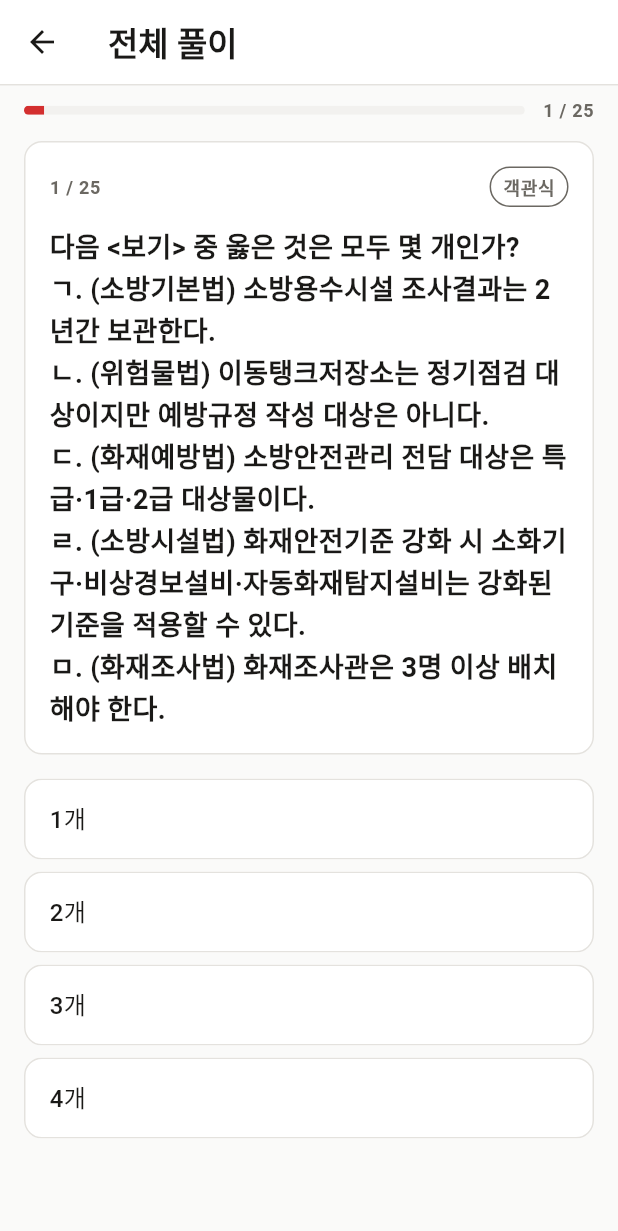
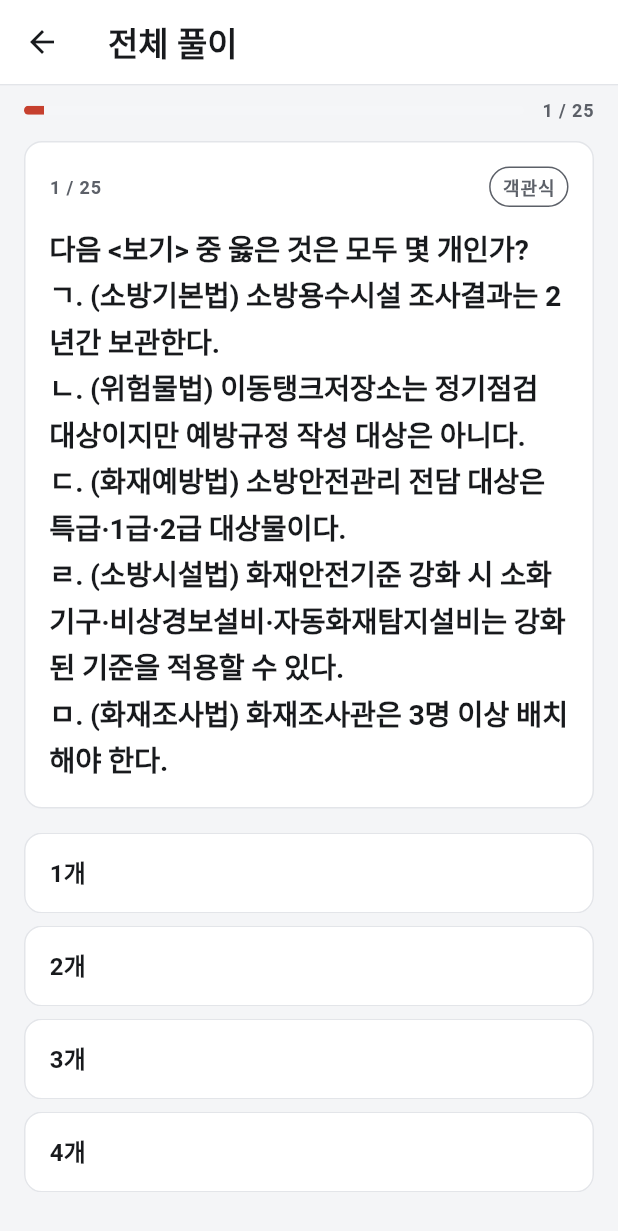
Before and after one commit to seong9566/deck_119, a Flutter app: the screen it shows after launch, after a tap on "전체 풀이", on a phone screen of 412 x 824 dp. Shown: the top 1231 px of the screen. Run offline on Flutter 3.47's test engine with Material 3 defaults, Android fonts, the phone set to English and light mode, and no system bars; our stand-ins replace flutter_riverpod, go_router, isar; accounts and stored records are empty; generated files the repository leaves out were written again; Roboto replaces fonts that are missing (Pretendard).

Commit message:
T10: 디자인 토큰 목업값 반영 + Pretendard 번들 등록
- AppColors: DESIGN_HANDOFF §1.1/§1.2 확정값으로 라이트/다크 교체,
  brandInk·brandTint·outlineStrong·textTertiary·correctInk·wrongInk·
  sel·selTint·shadow 토큰 신설(기존 필드명 하위호환 유지).
- AppText: Pretendard 스케일(§1.3)로 교체 + score/subjectName/oxGlyph 등
  역할 추가. ThemeData.fontFamily='Pretendard' 전역 상속.
- spacing xl 20·xxl 24·huge 32, screen 좌우 패딩 20 / radius tile·card·ox·
  iconBadge·badge 토큰(§1.4).
- pubspec: Pretendard 4 weight 폰트 등록(승인 예외).
- UI_DESIGN_SYSTEM.md 토큰 섹션 갱신.
- flutter analyze 0 · flutter test 전부 통과.

Closes: T10

Co-Authored-By: Claude Opus 4.8 (1M context) <noreply@anthropic.com>

```diff
--- a/lib/presentation/shared/theme/app_colors.dart
+++ b/lib/presentation/shared/theme/app_colors.dart
@@ -1,97 +1,165 @@
 import 'package:flutter/material.dart';
 
-/// 의미색·중립 표면 토큰(UI_DESIGN_SYSTEM §2). ColorScheme를 보강하는
+/// 의미색·중립 표면 토큰(DESIGN_HANDOFF §1.1/§1.2). ColorScheme를 보강하는
 /// ThemeExtension. 화면·위젯은 `context.colors`로만 색을 읽는다(하드코딩 금지).
+/// 라이트/다크는 동등 — 두 세트를 모두 목업 확정값으로 담는다.
 @immutable
 class AppColors extends ThemeExtension<AppColors> {
-  final Color brand;
-  final Color background;
+  // 표면 · 경계
+  final Color background; // bg
   final Color surface;
-  final Color surfaceVariant;
+  final Color surfaceVariant; // surfaceAlt(지문 박스 등 보조 표면)
   final Color outline;
-  final Color textPrimary;
+  final Color outlineStrong; // 강조 경계(secondary 버튼)
+
+  // 텍스트
+  final Color textPrimary; // text
   final Color textSecondary;
-  final Color correct;
-  final Color onCorrect;
-  final Color wrong;
-  final Color onWrong;
-  final Color selectedRing;
+  final Color textTertiary; // 캡션·비활성
+
+  // 브랜드
+  final Color brand; // 액센트·주요 버튼·진행바
+  final Color brandInk; // 브랜드 텍스트/아이콘(라벨)
+  final Color brandTint; // 이어풀기 배경·브랜드 연면
+
+  // 정답
+  final Color correct; // 경계/아이콘
+  final Color correctInk; // 텍스트
+  final Color onCorrect; // correctTint(배경)
+
+  // 오답
+  final Color wrong; // 경계/아이콘
+  final Color wrongInk; // 텍스트
+  final Color onWrong; // wrongTint(배경)
+
+  // 중립 강조(시험모드 선택 등)
+  final Color sel;
+  final Color selTint; // 진행바 트랙·배지 배경·스켈레톤
+
+  final Color selectedRing; // 선택 과목 링 = brand
+  final Color shadow; // 카드 미세 그림자 색
 
   const AppColors({
-    required this.brand,
     required this.background,
     required this.surface,
     required this.surfaceVariant,
     required this.outline,
+    required this.outlineStrong,
     required this.textPrimary,
     required this.textSecondary,
+    required this.textTertiary,
+    required this.brand,
+    required this.brandInk,
+    required this.brandTint,
     required this.correct,
+    required this.correctInk,
     required this.onCorrect,
     required this.wrong,
+    required this.wrongInk,
     required this.onWrong,
+    required this.sel,
+    required this.selTint,
     required this.selectedRing,
+    required this.shadow,
   });
 
-  static const Color _brand = Color(0xFFD32F2F);
+  static const Color _brandLight = Color(0xFFC6402E);
+  static const Color _brandDark = Color(0xFFE86B4E);
 
   static const AppColors light = AppColors(
-    brand: _brand,
-    background: Color(0xFFFAFAF9),
+    background: Color(0xFFF4F5F7),
     surface: Color(0xFFFFFFFF),
-    surfaceVariant: Color(0xFFF2F1EF),
-    outline: Color(0xFFE4E2DE),
-    textPrimary: Color(0xFF1A1917),
-    textSecondary: Color(0xFF6B6862),
-    correct: Color(0xFF2E7D32),
-    onCorrect: Color(0xFFE7F4E9),
-    wrong: Color(0xFFC62828),
-    onWrong: Color(0xFFFBE9E9),
-    selectedRing: _brand,
+    surfaceVariant: Color(0xFFF5F6F8),
+    outline: Color(0xFFE3E5E9),
+    outlineStrong: Color(0xFFCFD2D8),
+    textPrimary: Color(0xFF181A1D),
+    textSecondary: Color(0xFF5C6068),
+    textTertiary: Color(0xFF9297A0),
+    brand: _brandLight,
+    brandInk: Color(0xFFA8331F),
+    brandTint: Color(0xFFF8EAE5),
+    correct: Color(0xFF157347),
+    correctInk: Color(0xFF0E5A38),
+    onCorrect: Color(0xFFE6F3EC),
+    wrong: Color(0xFFBE3455),
+    wrongInk: Color(0xFF9E2846),
+    onWrong: Color(0xFFF9E9ED),
+    sel: Color(0xFF181A1D),
+    selTint: Color(0xFFEBEDF0),
+    selectedRing: _brandLight,
+    shadow: Color(0x0D000000), // rgba(0,0,0,.05)
   );
 
   static const AppColors dark = AppColors(
-    brand: _brand,
-    background: Color(0xFF131211),
-    surface: Color(0xFF1C1B1A),
-    surfaceVariant: Color(0xFF26241F),
-    outline: Color(0xFF3A3833),
-    textPrimary: Color(0xFFECEAE6),
-    textSecondary: Color(0xFFA5A199),
-    correct: Color(0xFF7FD48B),
-    onCorrect: Color(0xFF17301A),
-    wrong: Color(0xFFF1A0A0),
-    onWrong: Color(0xFF331717),
-    selectedRing: _brand,
+    background: Color(0xFF131417),
+    surface: Color(0xFF1B1D20),
+    surfaceVariant: Color(0xFF232529),
+    outline: Color(0xFF2E3136),
+    outlineStrong: Color(0xFF3C4046),
+    textPrimary: Color(0xFFE9EAEC),
+    textSecondary: Color(0xFF9DA2AA),
+    textTertiary: Color(0xFF6E727A),
+    brand: _brandDark,
+    brandInk: Color(0xFFF08770),
+    brandTint: Color(0xFF3A241D),
+    correct: Color(0xFF4FC189),
+    correctInk: Color(0xFF74D3A3),
+    onCorrect: Color(0xFF1C3226),
+    wrong: Color(0xFFE86A82),
+    wrongInk: Color(0xFFF08D9F),
+    onWrong: Color(0xFF37222A),
+    sel: Color(0xFFE9EAEC),
+    selTint: Color(0xFF26282C),
+    selectedRing: _brandDark,
+    shadow: Color(0x66000000), // rgba(0,0,0,.4)
   );
 
   @override
   AppColors copyWith({
-    Color? brand,
     Color? background,
     Color? surface,
     Color? surfaceVariant,
     Color? outline,
+    Color? outlineStrong,
     Color? textPrimary,
     Color? textSecondary,
+    Color? textTertiary,
+    Color? brand,
+    Color? brandInk,
+    Color? brandTint,
     Color? correct,
+    Color? correctInk,
     Color? onCorrect,
     Color? wrong,
+    Color? wrongInk,
     Color? onWrong,
+    Color? sel,
+    Color? selTint,
     Color? selectedRing,
+    Color? shadow,
   }) {
     return AppColors(
-      brand: brand ?? this.brand,
       background: background ?? this.background,
       surface: surface ?? this.surface,
       surfaceVariant: surfaceVariant ?? this.surfaceVariant,
       outline: outline ?? this.outline,
+      outlineStrong: outlineStrong ?? this.outlineStrong,
       textPrimary: textPrimary ?? this.textPrimary,
       textSecondary: textSecondary ?? this.textSecondary,
+      textTertiary: textTertiary ?? this.textTertiary,
+      brand: brand ?? this.brand,
+      brandInk: brandInk ?? this.brandInk,
+      brandTint: brandTint ?? this.brandTint,
       correct: correct ?? this.correct,
+      correctInk: correctInk ?? this.correctInk,
       onCorrect: onCorrect ?? this.onCorrect,
       wrong: wrong ?? this.wrong,
+      wrongInk: wrongInk ?? this.wrongInk,
       onWrong: onWrong ?? this.onWrong,
+      sel: sel ?? this.sel,
+      selTint: selTint ?? this.selTint,
       selectedRing: selectedRing ?? this.selectedRing,
+      shadow: shadow ?? this.shadow,
     );
   }
 
@@ -99,18 +167,27 @@ class AppColors extends ThemeExtension<AppColors> {
   AppColors lerp(covariant AppColors? other, double t) {
     if (other == null) return this;
     return AppColors(
-      brand: Color.lerp(brand, other.brand, t)!,
       background: Color.lerp(background, other.background, t)!,
       surface: Color.lerp(surface, other.surface, t)!,
       surfaceVariant: Color.lerp(surfaceVariant, other.surfaceVariant, t)!,
       outline: Color.lerp(outline, other.outline, t)!,
+      outlineStrong: Color.lerp(outlineStrong, other.outlineStrong, t)!,
       textPrimary: Color.lerp(textPrimary, other.textPrimary, t)!,
       textSecondary: Color.lerp(textSecondary, other.textSecondary, t)!,
+      textTertiary: Color.lerp(textTertiary, other.textTertiary, t)!,
+      brand: Color.lerp(brand, other.brand, t)!,
+      brandInk: Color.lerp(brandInk, other.brandInk, t)!,
+      brandTint: Color.lerp(brandTint, other.brandTint, t)!,
       correct: Color.lerp(correct, other.correct, t)!,
+      correctInk: Color.lerp(correctInk, other.correctInk, t)!,
       onCorrect: Color.lerp(onCorrect, other.onCorrect, t)!,
       wrong: Color.lerp(wrong, other.wrong, t)!,
+      wrongInk: Color.lerp(wrongInk, other.wrongInk, t)!,
       onWrong: Color.lerp(onWrong, other.onWrong, t)!,
+      sel: Color.lerp(sel, other.sel, t)!,
+      selTint: Color.lerp(selTint, other.selTint, t)!,
       selectedRing: Color.lerp(selectedRing, other.selectedRing, t)!,
+      shadow: Color.lerp(shadow, other.shadow, t)!,
     );
   }
 }
--- a/lib/presentation/shared/theme/app_spacing.dart
+++ b/lib/presentation/shared/theme/app_spacing.dart
@@ -1,22 +1,30 @@
 import 'package:flutter/widgets.dart';
 
-/// 간격 토큰(UI_DESIGN_SYSTEM §4). 4의 배수. 화면 좌우 패딩 = lg.
+/// 간격 토큰(DESIGN_HANDOFF §1.4). 4의 배수. 화면 좌우 패딩 = 20(xl).
 abstract final class AppSpacing {
   static const double xs = 4;
   static const double sm = 8;
   static const double md = 12;
   static const double lg = 16;
-  static const double xl = 24;
-  static const double xxl = 32;
+  static const double xl = 20;
+  static const double xxl = 24;
+  static const double huge = 32;
 
-  /// 화면 좌우 패딩(lg).
-  static const EdgeInsets screenH = EdgeInsets.symmetric(horizontal: lg);
+  /// 화면 좌우 패딩(xl = 20).
+  static const EdgeInsets screenH = EdgeInsets.symmetric(horizontal: xl);
 }
 
-/// 모서리 토큰(UI_DESIGN_SYSTEM §4). 카드·타일·버튼 기본 md.
+/// 모서리 토큰(DESIGN_HANDOFF §1.4).
 abstract final class AppRadius {
-  static const double sm = 8;
+  static const double badge = 8; // 배지 6~8
   static const double md = 12;
+  static const double tile = 14; // 타일
+  static const double card = 16; // 카드
   static const double lg = 16;
-  static const double pill = 999;
+  static const double ox = 20; // OX 버튼
+  static const double iconBadge = 28; // 아이콘 배지
+  static const double pill = 999; // chip/full
+
+  /// 하위호환 별칭(기존 참조 유지).
+  static const double sm = badge;
 }
--- a/lib/presentation/shared/theme/app_theme.dart
+++ b/lib/presentation/shared/theme/app_theme.dart
@@ -25,6 +25,7 @@ class AppTheme {
     return ThemeData(
       useMaterial3: true,
       brightness: brightness,
+      fontFamily: 'Pretendard',
       colorScheme: scheme,
       scaffoldBackgroundColor: c.background,
       extensions: [c],
--- a/lib/presentation/shared/theme/app_typography.dart
+++ b/lib/presentation/shared/theme/app_typography.dart
@@ -1,33 +1,58 @@
 import 'package:flutter/widgets.dart';
 
-/// 타이포 토큰(UI_DESIGN_SYSTEM §3). 스케일 고정 — 임의 크기 금지.
-/// 색은 사용처에서 [AppColors]로 적용한다(여기선 크기·굵기·행간만).
+/// 타이포 토큰(DESIGN_HANDOFF §1.3) — Pretendard 스케일 고정. 임의 크기 금지.
+/// fontFamily는 ThemeData에서 'Pretendard'로 전역 지정되어 상속된다(여기선
+/// 크기·굵기·행간·자간만). 색은 사용처에서 [AppColors]로 적용한다.
 abstract final class AppText {
-  /// 결과 점수 34/w700.
+  /// 결과 점수 800/56/1.0.
   static const TextStyle score =
-      TextStyle(fontSize: 34, fontWeight: FontWeight.w700);
+      TextStyle(fontSize: 56, fontWeight: FontWeight.w800, height: 1.0);
 
-  /// 화면 제목 22/w700.
+  /// 결과 점수 단위(" / 25") 700/28.
+  static const TextStyle scoreUnit =
+      TextStyle(fontSize: 28, fontWeight: FontWeight.w700);
+
+  /// 화면 제목(설정·과목) 800/22.
   static const TextStyle titleScreen =
-      TextStyle(fontSize: 22, fontWeight: FontWeight.w700);
+      TextStyle(fontSize: 22, fontWeight: FontWeight.w800);
 
-  /// 문항 지문(핵심) 18/w600/1.5.
-  static const TextStyle stem =
-      TextStyle(fontSize: 18, fontWeight: FontWeight.w600, height: 1.5);
+  /// 홈 로고 800/26.
+  static const TextStyle logo =
+      TextStyle(fontSize: 26, fontWeight: FontWeight.w800);
 
-  /// 선택지 16/w500.
+  /// 홈 선택 과목명 800/22.
+  static const TextStyle subjectName =
+      TextStyle(fontSize: 22, fontWeight: FontWeight.w800);
+
+  /// 문항 지문(핵심) 600/19/1.55/-0.01em.
+  static const TextStyle stem = TextStyle(
+    fontSize: 19,
+    fontWeight: FontWeight.w600,
+    height: 1.55,
+    letterSpacing: -0.19,
+  );
+
+  /// 선택지 600/16.
   static const TextStyle choice =
-      TextStyle(fontSize: 16, fontWeight: FontWeight.w500);
+      TextStyle(fontSize: 16, fontWeight: FontWeight.w600);
 
-  /// 해설 본문 15/w400/1.6.
+  /// OX 큰 글자 700/46.
+  static const TextStyle oxGlyph =
+      TextStyle(fontSize: 46, fontWeight: FontWeight.w700);
+
+  /// 해설·본문 400/15/1.7.
   static const TextStyle body =
-      TextStyle(fontSize: 15, fontWeight: FontWeight.w400, height: 1.6);
+      TextStyle(fontSize: 15, fontWeight: FontWeight.w400, height: 1.7);
 
-  /// 라벨 12/w600/+0.5.
+  /// 라벨·배지·섹션헤더(labelStrong) 700/12/+0.06em.
   static const TextStyle label =
-      TextStyle(fontSize: 12, fontWeight: FontWeight.w600, letterSpacing: 0.5);
+      TextStyle(fontSize: 12, fontWeight: FontWeight.w700, letterSpacing: 0.6);
 
-  /// 보조 캡션 13/w400.
+  /// 하단 탭 라벨 500/11(활성 시 사용처에서 w700).
+  static const TextStyle tab =
+      TextStyle(fontSize: 11, fontWeight: FontWeight.w500);
+
+  /// 보조 캡션 500/13.
   static const TextStyle caption =
-      TextStyle(fontSize: 13, fontWeight: FontWeight.w400);
+      TextStyle(fontSize: 13, fontWeight: FontWeight.w500);
 }
```
Also changed, not shown: pubspec.yaml (+13 -0 lines), 1 other file.
